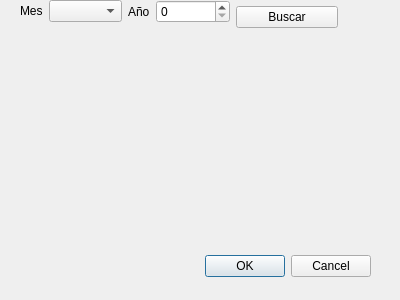
Above: src/dlglistado.ui from diegowald/bloque05 before the change. Below: the same form after it.
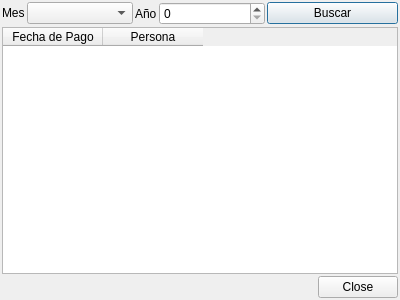
That is the form after the change.

Commit message: Implementacion final de listado de personas que han pagado

```diff
--- a/src/dlglistado.ui
+++ b/src/dlglistado.ui
@@ -13,34 +13,35 @@
   <property name="windowTitle">
    <string>Dialog</string>
   </property>
-  <widget class="QDialogButtonBox" name="buttonBox">
-   <property name="geometry">
-    <rect>
-     <x>30</x>
-     <y>250</y>
-     <width>341</width>
-     <height>32</height>
-    </rect>
+  <layout class="QVBoxLayout" name="verticalLayout">
+   <property name="spacing">
+    <number>2</number>
    </property>
-   <property name="orientation">
-    <enum>Qt::Horizontal</enum>
+   <property name="leftMargin">
+    <number>2</number>
    </property>
-   <property name="standardButtons">
-    <set>QDialogButtonBox::Cancel|QDialogButtonBox::Ok</set>
+   <property name="topMargin">
+    <number>2</number>
    </property>
-  </widget>
-  <widget class="QWidget" name="">
-   <property name="geometry">
-    <rect>
-     <x>20</x>
-     <y>0</y>
-     <width>318</width>
-     <height>35</height>
-    </rect>
+   <property name="rightMargin">
+    <number>2</number>
    </property>
+   <property name="bottomMargin">
+    <number>2</number>
+   </property>
+   <item>
    <layout class="QHBoxLayout" name="horizontalLayout">
+     <property name="spacing">
+      <number>2</number>
+     </property>
     <item>
      <layout class="QFormLayout" name="formLayout">
+       <property name="horizontalSpacing">
+        <number>2</number>
+       </property>
+       <property name="verticalSpacing">
+        <number>2</number>
+       </property>
       <item row="0" column="0">
        <widget class="QLabel" name="label">
         <property name="text">
@@ -55,6 +56,12 @@
     </item>
     <item>
      <layout class="QFormLayout" name="formLayout_2">
+       <property name="horizontalSpacing">
+        <number>2</number>
+       </property>
+       <property name="verticalSpacing">
+        <number>2</number>
+       </property>
       <item row="0" column="0">
        <widget class="QLabel" name="label_2">
         <property name="text">
@@ -75,7 +82,50 @@
      </widget>
     </item>
    </layout>
-  </widget>
+   </item>
+   <item>
+    <widget class="QTableWidget" name="tblListado">
+     <property name="editTriggers">
+      <set>QAbstractItemView::NoEditTriggers</set>
+     </property>
+     <property name="showDropIndicator" stdset="0">
+      <bool>false</bool>
+     </property>
+     <property name="dragDropOverwriteMode">
+      <bool>false</bool>
+     </property>
+     <property name="alternatingRowColors">
+      <bool>true</bool>
+     </property>
+     <property name="selectionBehavior">
+      <enum>QAbstractItemView::SelectRows</enum>
+     </property>
+     <property name="sortingEnabled">
+      <bool>true</bool>
+     </property>
+     <column>
+      <property name="text">
+       <string>Fecha de Pago</string>
+      </property>
+     </column>
+     <column>
+      <property name="text">
+       <string>Persona</string>
+      </property>
+     </column>
+    </widget>
+   </item>
+   <item>
+    <widget class="QDialogButtonBox" name="buttonBox">
+     <property name="orientation">
+      <enum>Qt::Horizontal</enum>
+     </property>
+     <property name="standardButtons">
+      <set>QDialogButtonBox::Close</set>
+     </property>
+    </widget>
+   </item>
+  </layout>
  </widget>
  <resources/>
  <connections>
```
Lines whose indentation alone changed are shown as unchanged. The commit also changes 16 other files.
